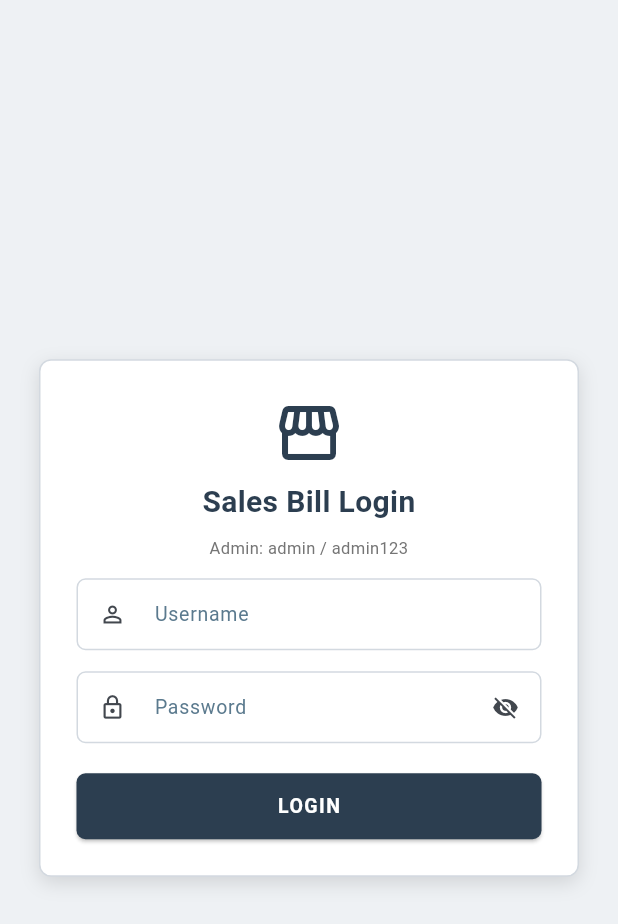
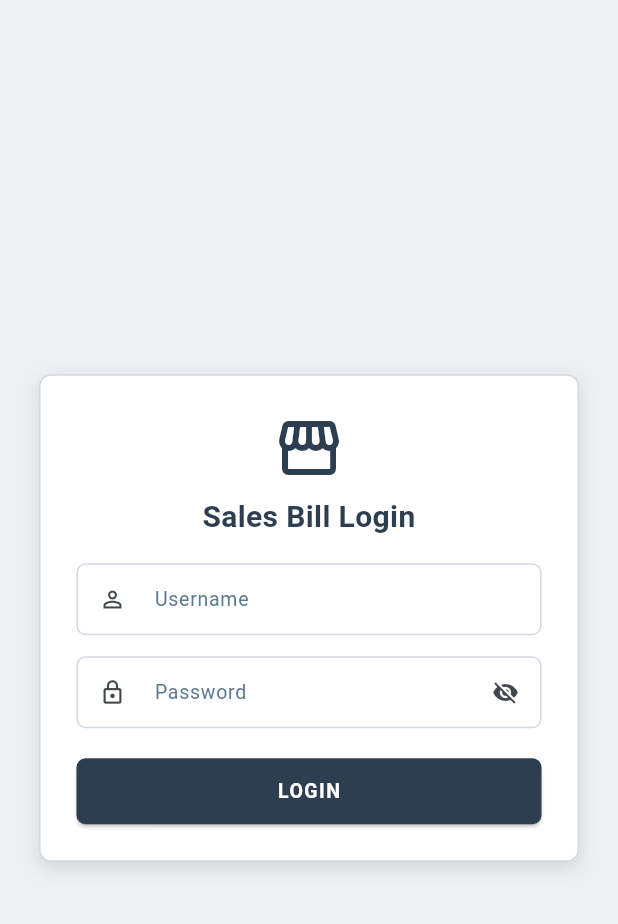
Before and after one commit to Vigneshwari116/sales, a Flutter app: the screen it shows after launch, on a phone screen of 412 x 824 dp. Shown: the top 924 px of the screen. Run offline on Flutter 3.47's test engine with Material 3 defaults, Android fonts, the phone set to English and light mode, and no system bars; our stand-ins replace connectivity_plus, pdf, printing, share_plus, shared_preferences, sqflite and 1 more; missing offline and left inert: excel, windows_printer; accounts and stored records are empty.

Commit message:
Remove admin credential hint from login screen
Co-authored-by: muneeswari1604 <muneeswari1604@gmail.com>

```diff
--- a/lib/screen/login_screen.dart
+++ b/lib/screen/login_screen.dart
@@ -154,16 +154,7 @@ class _LoginScreenState extends State<LoginScreen> {
                         color: AppColors.navy,
                       ),
                     ),
-                    const SizedBox(height: 8),
-                    Text(
-                      'Admin: admin / admin123',
-                      textAlign: TextAlign.center,
-                      style: TextStyle(
-                        fontSize: 11,
-                        color: Colors.grey.shade600,
-                      ),
-                    ),
-                    const SizedBox(height: 12),
+                    const SizedBox(height: 16),
                     TextFormField(
                       controller: _userCtrl,
                       autocorrect: false,
```
